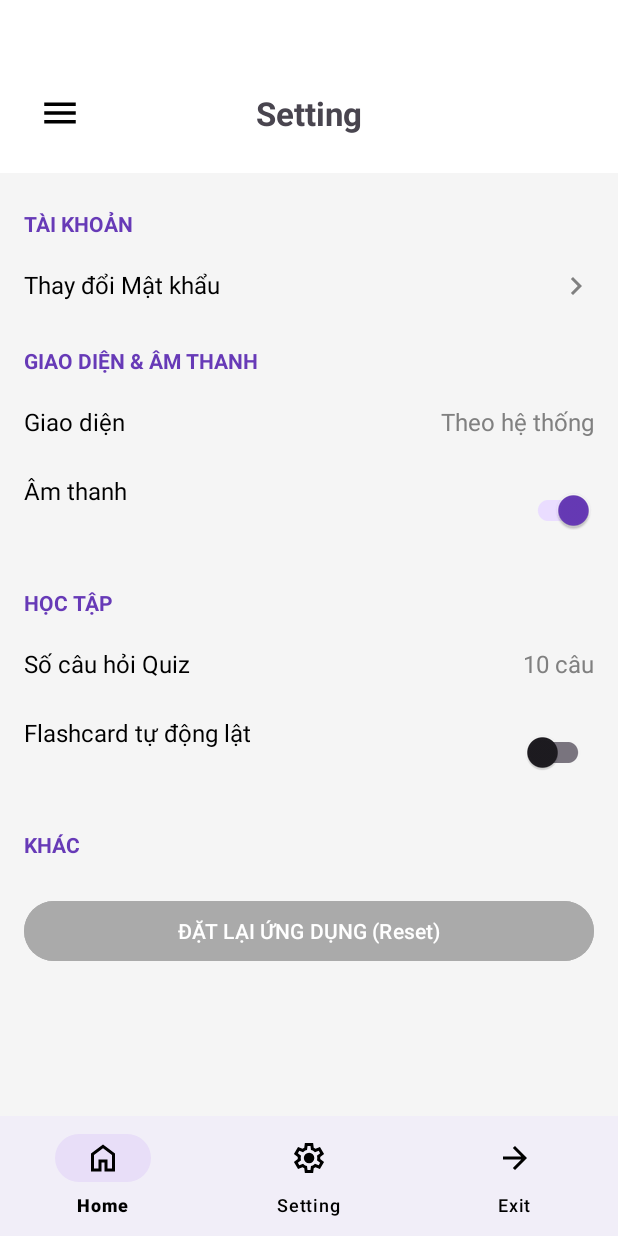
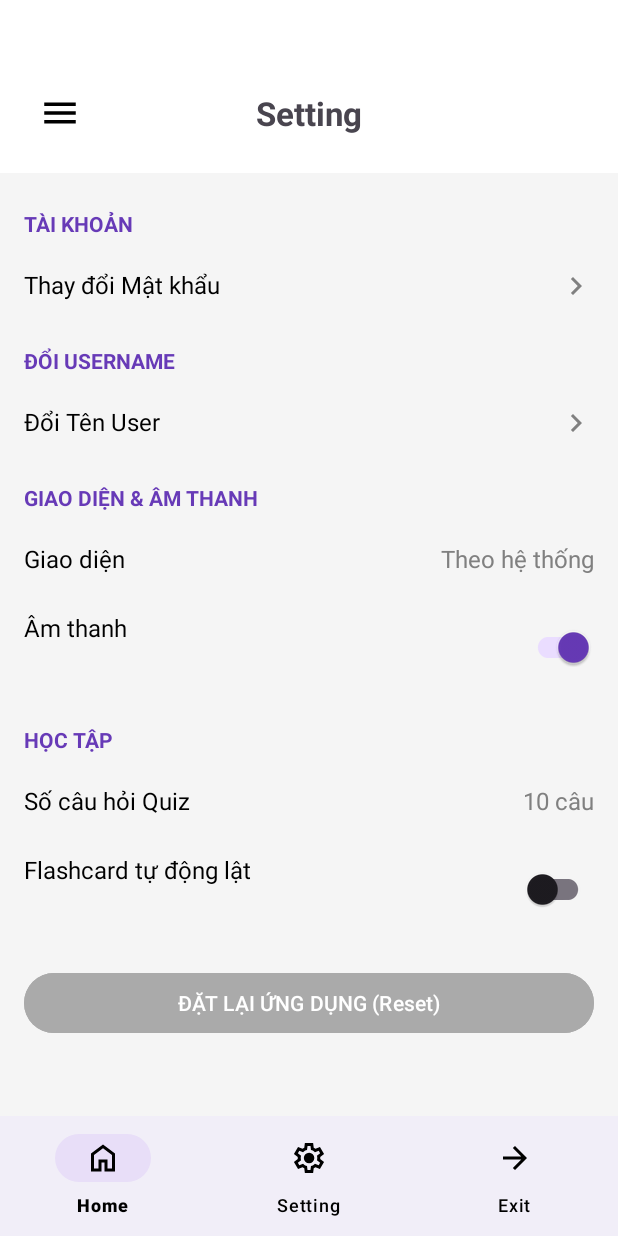
Before and after one commit to anhkhoa0610/project-myvocab, an Android app: the SettingsActivity screen opened directly, with no data from a screen before it, on a phone screen of 412 x 824 dp. Run offline under Robolectric (Android 15) with nearby library versions, the phone set to English and light mode, and no system bars.

Commit message:
rename user

```diff
--- a/app/src/main/AndroidManifest.xml
+++ b/app/src/main/AndroidManifest.xml
@@ -100,6 +100,8 @@
             android:exported="false"/>
         <activity android:name=".ui.statistics.StatisticsActivity"
             android:exported="false"/>
+        <activity android:name=".ui.rename.RenameActivity"
+            android:exported="false"/>
     </application>
 
 </manifest>
--- a/app/src/main/java/com/example/project/ui/setting/SettingsActivity.kt
+++ b/app/src/main/java/com/example/project/ui/setting/SettingsActivity.kt
@@ -18,6 +18,7 @@ import com.example.project.data.local.SettingsDAO
 import com.example.project.ui.auth.ChangePasswordActivity
 import com.example.project.ui.auth.LoginActivity // Giả sử LoginActivity là nơi quay về sau reset
 import com.example.project.ui.base.BaseActivity
+import com.example.project.ui.rename.RenameActivity
 
 class SettingsActivity : BaseActivity() {
 
@@ -32,6 +33,8 @@ class SettingsActivity : BaseActivity() {
     private lateinit var switchAutoFlip: SwitchCompat     // 5. Flashcard Auto-flip
     private lateinit var switchSoundEffects: SwitchCompat // 3. Sound Effects
     private lateinit var btnResetApp: Button              // 6. Reset App
+    private lateinit var btnRename : RelativeLayout
+
 
     override fun onCreate(savedInstanceState: Bundle?) {
         super.onCreate(savedInstanceState)
@@ -71,6 +74,8 @@ class SettingsActivity : BaseActivity() {
         switchAutoFlip = findViewById(R.id.switch_flashcard_auto_flip)
         switchSoundEffects = findViewById(R.id.switch_sound_effects)
         btnResetApp = findViewById(R.id.btn_reset_app)
+        btnRename = findViewById(R.id.rename)
+
     }
 
     private fun loadInitialSettings() {
@@ -108,6 +113,11 @@ class SettingsActivity : BaseActivity() {
 
         // 6. Reset toàn bộ App
         btnResetApp.setOnClickListener { showResetConfirmationDialog() }
+
+        btnRename.setOnClickListener {
+            val intent = Intent(this, RenameActivity::class.java)
+            startActivity(intent)
+        }
     }
 
     // Hàm hiển thị Dialog chọn Theme
--- a/app/src/main/java/com/example/project/utils/UserSession.kt
+++ b/app/src/main/java/com/example/project/utils/UserSession.kt
@@ -38,6 +38,10 @@ object UserSession {
         return getPreferences(context).getString(KEY_USER_NAME, null)
     }
 
+    fun setUserName(context: Context, newName: String) {
+        val prefs = context.getSharedPreferences(PREF_NAME, Context.MODE_PRIVATE)
+        prefs.edit().putString(KEY_USER_NAME, newName).apply()
+    }
     fun getUserRole(context: Context): String? {
         return getPreferences(context).getString(KEY_USER_ROLE, "user")
     }
--- a/app/src/main/res/layout/activity_settings.xml
+++ b/app/src/main/res/layout/activity_settings.xml
@@ -35,6 +35,41 @@
                 android:layout_width="wrap_content"
                 android:layout_height="wrap_content"
                 android:text="Thay đổi Mật khẩu"
+                android:textSize="16sp"
+                android:textColor="?android:attr/textColorPrimary"/>
+
+            <ImageView
+                android:layout_width="wrap_content"
+                android:layout_height="wrap_content"
+                android:src="@drawable/baseline_chevron_right_24"
+                android:layout_alignParentEnd="true"
+                android:layout_centerVertical="true"
+                app:tint="?android:attr/textColorSecondary"
+                android:contentDescription="Mũi tên" />
+        </RelativeLayout>
+        <TextView
+            android:layout_width="match_parent"
+            android:layout_height="wrap_content"
+            android:text="ĐỔI USERNAME"
+            android:textColor="?attr/colorPrimary"
+            android:textStyle="bold"
+            android:textSize="14sp"
+            android:paddingTop="16dp"
+            android:paddingBottom="8dp"/>
+        <RelativeLayout
+            android:id="@+id/rename"
+            android:layout_width="match_parent"
+            android:layout_height="wrap_content"
+            android:paddingTop="12dp"
+            android:paddingBottom="12dp"
+            android:clickable="true"
+            android:focusable="true"
+            android:background="?attr/selectableItemBackground">
+
+            <TextView
+                android:layout_width="wrap_content"
+                android:layout_height="wrap_content"
+                android:text="Đổi Tên User"
                 android:textSize="16sp"
                 android:textColor="?android:attr/textColorPrimary"/>
 
@@ -171,15 +206,7 @@
         </RelativeLayout>
 
 
-        <TextView
-            android:layout_width="match_parent"
-            android:layout_height="wrap_content"
-            android:text="KHÁC"
-            android:textColor="?attr/colorPrimary"
-            android:textStyle="bold"
-            android:textSize="14sp"
-            android:paddingTop="16dp"
-            android:paddingBottom="8dp"/>
+
 
         <Button
             android:id="@+id/btn_reset_app"
```
Also changed, not shown: app/src/main/java/com/example/project/ui/base/BaseActivity.kt (+79 -59 lines), app/src/main/java/com/example/project/ui/rename/RenameActivity.kt (+39 -1 lines), app/src/main/res/layout/activity_rename.xml (+59 -4 lines).
